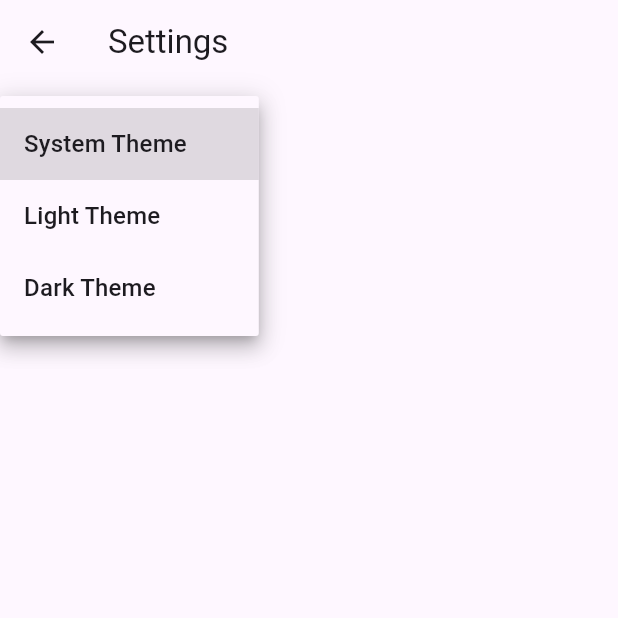
After one commit to WebbPulse/WebbPulse-Inventory-Management, a Flutter app: the SettingsPage screen opened by its route, after a tap on "System Theme", on a phone screen of 412 x 824 dp, the top half of it. The commit adds this screen. Run offline on Flutter 3.47's test engine with Material 3 defaults, Android fonts, the phone set to English and light mode, and no system bars; our stand-ins replace firebase_auth, firebase_core; missing offline and left inert: firebase_ui_auth; accounts and stored records are empty.

Commit message:
Transition away from GoRouter
fully moved over to onGenerateRoute

```diff
--- a/lib/main.dart
+++ b/lib/main.dart
@@ -1,118 +1,20 @@
 // Copyright 2022 The Flutter Authors. All rights reserved.
 // Use of this source code is governed by a BSD-style license that can be
 // found in the LICENSE file.
-import 'package:firebase_ui_auth/firebase_ui_auth.dart';
 import 'package:flutter/material.dart';
-import 'package:go_router/go_router.dart';
-import 'package:google_fonts/google_fonts.dart';
 import 'package:provider/provider.dart';
+import 'src/app_state.dart';
+import 'src/app.dart';
+import 'src/settings/settings_controller.dart';
+import 'src/settings/settings_service.dart';
 
-import 'src/app_state.dart';
-import 'src/pages/home_page.dart';
-
-void main() {
+void main() async {
   WidgetsFlutterBinding.ensureInitialized();
+  final settingsController = SettingsController(SettingsService());
+  await settingsController.loadSettings();
 
   runApp(ChangeNotifierProvider(
     create: (context) => ApplicationState(),
-    builder: ((context, child) => const App()),
+    builder: ((context, child) => App(settingsController: settingsController)),
   ));
 }
-
-final _router = GoRouter(
-  routes: [
-    GoRoute(
-      path: '/',
-      builder: (context, state) => const HomePage(),
-      routes: [
-        GoRoute(
-          path: 'sign-in',
-          builder: (context, state) {
-            return SignInScreen(
-              actions: [
-                ForgotPasswordAction(((context, email) {
-                  final uri = Uri(
-                    path: '/sign-in/forgot-password',
-                    queryParameters: <String, String?>{
-                      'email': email,
-                    },
-                  );
-                  context.push(uri.toString());
-                })),
-                AuthStateChangeAction(((context, state) {
-                  final user = switch (state) {
-                    SignedIn state => state.user,
-                    UserCreated state => state.credential.user,
-                    _ => null
-                  };
-                  if (user == null) {
-                    return;
-                  }
-                  if (state is UserCreated) {
-                    user.updateDisplayName(user.email!.split('@')[0]);
-                  }
-                  if (!user.emailVerified) {
-                    user.sendEmailVerification();
-                    const snackBar = SnackBar(
-                        content: Text(
-                            'Please check your email to verify your email address'));
-                    ScaffoldMessenger.of(context).showSnackBar(snackBar);
-                  }
-                  context.pushReplacement('/');
-                })),
-              ],
-            );
-          },
-          routes: [
-            GoRoute(
-              path: 'forgot-password',
-              builder: (context, state) {
-                final arguments = state.uri.queryParameters;
-                return ForgotPasswordScreen(
-                  email: arguments['email'],
-                  headerMaxExtent: 200,
-                );
-              },
-            ),
-          ],
-        ),
-        GoRoute(
-          path: 'profile',
-          builder: (context, state) {
-            return ProfileScreen(
-              providers: const [],
-              actions: [
-                SignedOutAction((context) {
-                  context.pushReplacement('/');
-                }),
-              ],
-            );
-          },
-        ),
-      ],
-    ),
-  ],
-);
-
-class App extends StatelessWidget {
-  const App({super.key});
-
-  @override
-  Widget build(BuildContext context) {
-    return MaterialApp.router(
-      title: 'Firebase Meetup',
-      theme: ThemeData(
-        buttonTheme: Theme.of(context).buttonTheme.copyWith(
-              highlightColor: Colors.deepPurple,
-            ),
-        primarySwatch: Colors.deepPurple,
-        textTheme: GoogleFonts.robotoTextTheme(
-          Theme.of(context).textTheme,
-        ),
-        visualDensity: VisualDensity.adaptivePlatformDensity,
-        useMaterial3: true,
-      ),
-      routerConfig: _router,
-    );
-  }
-}
--- /dev/null
+++ b/lib/src/app.dart
@@ -0,0 +1,67 @@
+import 'package:flutter/material.dart';
+import 'pages/home_page.dart';
+import 'settings/settings_controller.dart';
+
+import 'pages/settings_page.dart';
+import 'pages/sign_in_page.dart';
+import 'pages/forgot_password_page.dart';
+import 'pages/profile_page.dart';
+
+class App extends StatelessWidget {
+  const App({
+    super.key,
+    required this.settingsController,
+  });
+
+  final SettingsController settingsController;
+
+  @override
+  Widget build(BuildContext context) {
+    return ListenableBuilder(
+      listenable: settingsController,
+      builder: (BuildContext context, Widget? child) {
+        return MaterialApp(
+          restorationScopeId: 'app',
+          title: 'Firebase Meetup',
+          theme: ThemeData(),
+          darkTheme: ThemeData.dark(),
+          themeMode: settingsController.themeMode,
+          // Define a function to handle named routes in order to support
+          // Flutter web url navigation and deep linking.
+          onGenerateRoute: (RouteSettings routeSettings) {
+            switch (routeSettings.name) {
+              case HomePage.routeName:
+                return MaterialPageRoute<void>(
+                  builder: (context) => const HomePage(),
+                );
+              case SettingsPage.routeName:
+                return MaterialPageRoute<void>(
+                  builder: (context) =>
+                      SettingsPage(controller: settingsController),
+                );
+              case SignInPage.routeName:
+                return MaterialPageRoute<void>(
+                  builder: (context) => const SignInPage(),
+                );
+              case ForgotPasswordPage.routeName:
+                final String? email = routeSettings.arguments as String?;
+                return MaterialPageRoute<void>(
+                  builder: (context) => ForgotPasswordPage(email: email ?? ''),
+                );
+              case ProfilePage.routeName:
+                return MaterialPageRoute<void>(
+                  builder: (context) => const ProfilePage(),
+                );
+
+              ///Default to the home page
+              default:
+                return MaterialPageRoute<void>(
+                  builder: (context) => const HomePage(),
+                );
+            }
+          },
+        );
+      },
+    );
+  }
+}
--- a/lib/src/pages/home_page.dart
+++ b/lib/src/pages/home_page.dart
@@ -6,11 +6,13 @@ import 'package:flutter/material.dart'; // new
 import 'package:provider/provider.dart'; // new
 
 import '../app_state.dart'; // new
-import 'login/authentication.dart'; // new
+import '../authentication.dart'; // new
 import '../widgets.dart';
 
 class HomePage extends StatelessWidget {
   const HomePage({super.key});
+
+  static const routeName = '/';
 
   @override
   Widget build(BuildContext context) {
--- /dev/null
+++ b/lib/src/pages/settings_page.dart
@@ -0,0 +1,51 @@
+import 'package:flutter/material.dart';
+
+import '../settings/settings_controller.dart';
+
+/// Displays the various settings that can be customized by the user.
+///
+/// When a user changes a setting, the SettingsController is updated and
+/// Widgets that listen to the SettingsController are rebuilt.
+class SettingsPage extends StatelessWidget {
+  const SettingsPage({super.key, required this.controller});
+
+  static const routeName = '/settings';
+
+  final SettingsController controller;
+
+  @override
+  Widget build(BuildContext context) {
+    return Scaffold(
+      appBar: AppBar(
+        title: const Text('Settings'),
+      ),
+      body: Padding(
+        padding: const EdgeInsets.all(16),
+        // Glue the SettingsController to the theme selection DropdownButton.
+        //
+        // When a user selects a theme from the dropdown list, the
+        // SettingsController is updated, which rebuilds the MaterialApp.
+        child: DropdownButton<ThemeMode>(
+          // Read the selected themeMode from the controller
+          value: controller.themeMode,
+          // Call the updateThemeMode method any time the user selects a theme.
+          onChanged: controller.updateThemeMode,
+          items: const [
+            DropdownMenuItem(
+              value: ThemeMode.system,
+              child: Text('System Theme'),
+            ),
+            DropdownMenuItem(
+              value: ThemeMode.light,
+              child: Text('Light Theme'),
+            ),
+            DropdownMenuItem(
+              value: ThemeMode.dark,
+              child: Text('Dark Theme'),
+            )
+          ],
+        ),
+      ),
+    );
+  }
+}
--- /dev/null
+++ b/lib/src/settings/settings_controller.dart
@@ -0,0 +1,50 @@
+import 'package:flutter/material.dart';
+
+import 'settings_service.dart';
+
+/// A class that many Widgets can interact with to read user settings, update
+/// user settings, or listen to user settings changes.
+///
+/// Controllers glue Data Services to Flutter Widgets. The SettingsController
+/// uses the SettingsService to store and retrieve user settings.
+class SettingsController with ChangeNotifier {
+  SettingsController(this._settingsService);
+
+  // Make SettingsService a private variable so it is not used directly.
+  final SettingsService _settingsService;
+
+  // Make ThemeMode a private variable so it is not updated directly without
+  // also persisting the changes with the SettingsService.
+  late ThemeMode _themeMode;
+
+  // Allow Widgets to read the user's preferred ThemeMode.
+  ThemeMode get themeMode => _themeMode;
+
+  /// Load the user's settings from the SettingsService. It may load from a
+  /// local database or the internet. The controller only knows it can load the
+  /// settings from the service.
+  Future<void> loadSettings() async {
+    _themeMode = await _settingsService.themeMode();
+
+    // Important! Inform listeners a change has occurred.
+    notifyListeners();
+  }
+
+  /// Update and persist the ThemeMode based on the user's selection.
+  Future<void> updateThemeMode(ThemeMode? newThemeMode) async {
+    if (newThemeMode == null) return;
+
+    // Do not perform any work if new and old ThemeMode are identical
+    if (newThemeMode == _themeMode) return;
+
+    // Otherwise, store the new ThemeMode in memory
+    _themeMode = newThemeMode;
+
+    // Important! Inform listeners a change has occurred.
+    notifyListeners();
+
+    // Persist the changes to a local database or the internet using the
+    // SettingService.
+    await _settingsService.updateThemeMode(newThemeMode);
+  }
+}
--- /dev/null
+++ b/lib/src/settings/settings_service.dart
@@ -0,0 +1,17 @@
+import 'package:flutter/material.dart';
+
+/// A service that stores and retrieves user settings.
+///
+/// By default, this class does not persist user settings. If you'd like to
+/// persist the user settings locally, use the shared_preferences package. If
+/// you'd like to store settings on a web server, use the http package.
+class SettingsService {
+  /// Loads the User's preferred ThemeMode from local or remote storage.
+  Future<ThemeMode> themeMode() async => ThemeMode.system;
+
+  /// Persists the user's preferred ThemeMode to local or remote storage.
+  Future<void> updateThemeMode(ThemeMode theme) async {
+    // Use the shared_preferences package to persist settings locally or the
+    // http package to persist settings over the network.
+  }
+}
```
Also changed, not shown: lib/src/authentication.dart (renamed from lib/src/pages/login/authentication.dart, +7 -4 lines), lib/src/pages/forgot_password_page.dart (added, +18 -0 lines), lib/src/pages/profile_page.dart (added, +20 -0 lines), lib/src/pages/sign_in_page.dart (added, +42 -0 lines), lib/src/pages/not_used_yet/checkout_page.dart (added), lib/src/pages/not_used_yet/devices_page.dart (added), lib/src/pages/not_used_yet/users_page.dart (added), 2 other files.
